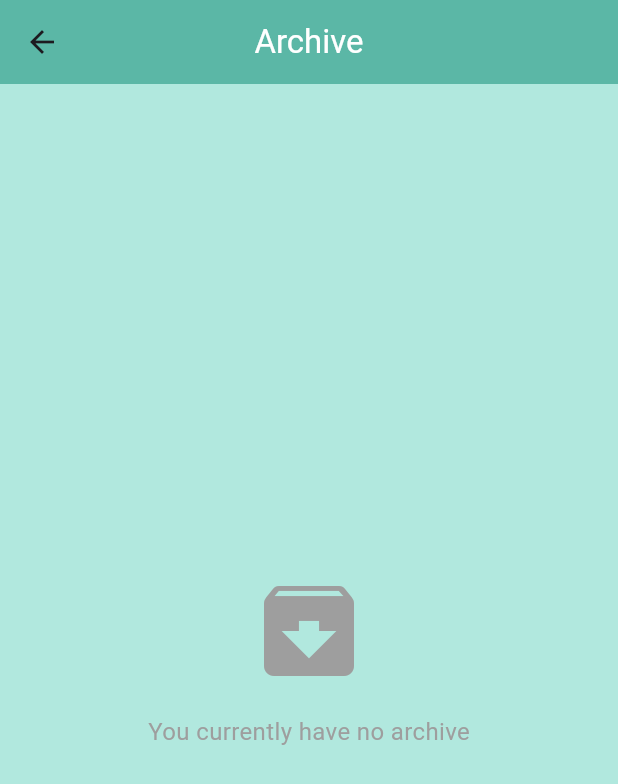
After one commit to leviticuz/budgy, a Flutter app: the HomePage screen opened directly, after a tap on the "archive" icon, on a phone screen of 412 x 824 dp. The commit adds this screen. Shown: the top 784 px of the screen. Run offline on Flutter 3.47's test engine with Material 3 defaults, Android fonts, the light colour scheme and no system bars; our stand-ins replace firebase_core, firebase_database, fl_chart, fluttertoast, lottie, shared_preferences and 1 more; accounts and stored records are empty.

Commit message:
archive and notification

```diff
--- /dev/null
+++ b/lib/archiveScreen.dart
@@ -0,0 +1,34 @@
+import 'package:flutter/material.dart';
+
+class ArchiveScreen extends StatelessWidget {
+  @override
+  Widget build(BuildContext context) {
+    return Scaffold(
+      backgroundColor: Color(0xFFB1E8DE),
+      appBar: AppBar(
+        backgroundColor: Color(0xFF5BB7A6),
+        title: Text(
+          'Archive',
+          style: TextStyle(color: Colors.white),
+        ),
+        centerTitle: true,
+      ),
+      body: Center(
+        child: Column(
+          mainAxisAlignment: MainAxisAlignment.center,
+          children: [
+            Icon(Icons.archive, size: 80 , color: Colors.grey),
+            SizedBox(height: 16),
+            Text(
+              'You currently have no archive',
+              style: TextStyle(
+                fontSize: 16,
+                color: Colors.grey,
+              ),
+            ),
+          ],
+        ),
+      ),
+    );
+  }
+}
--- a/lib/homePage.dart
+++ b/lib/homePage.dart
@@ -11,6 +11,7 @@ import 'dashboard.dart';
 import 'shared_prefs_helper.dart';
 import 'package:fluttertoast/fluttertoast.dart';
 import 'notifications_screen.dart';
+import 'archiveScreen.dart';
 
 class HomePage extends StatefulWidget {
   @override
@@ -339,16 +340,16 @@ class _HomePageState extends State<HomePage> {
           actions: [
             if (_selectedIndex != 1)
               IconButton(
-                icon: Icon(Icons.notifications, color: Colors.white),
+                icon: Icon(Icons.archive, color: Colors.white),
                 onPressed: () {
-                  // Navigate to the NotificationsScreen when the bell icon is tapped
+                  // Navigate to the ArchiveScreen when the archive icon is tapped
                   Navigator.push(
                     context,
-                    MaterialPageRoute(
-                        builder: (context) => NotificationsScreen()),
+                    MaterialPageRoute(builder: (context) => ArchiveScreen()),
                   );
                 },
               ),
+
             if (_selectedIndex == 1)
               TextButton(
                 onPressed: () {
@@ -391,16 +392,23 @@ class _HomePageState extends State<HomePage> {
           backgroundColor: Colors.white,
           elevation: 0,
           currentIndex: _selectedIndex,
-          onTap: _onBottomNavTapped,
+          onTap: (index) {
+            if (index == 1) { // Assuming the second item was the "Create" button
+              Navigator.push(
+                context,
+                MaterialPageRoute(builder: (context) => NotificationsScreen()),
+              );
+            } else {
+              _onBottomNavTapped(index);
+            }
+          },
           selectedItemColor: Colors.teal,
           unselectedItemColor: Colors.teal.shade900,
           items: [
             BottomNavigationBarItem(icon: Icon(Icons.home), label: 'Home'),
-            BottomNavigationBarItem(
-                icon: Icon(Icons.add_circle_outline), label: 'Create'),
+            BottomNavigationBarItem(icon: Icon(Icons.notifications), label: 'Notification'),
             BottomNavigationBarItem(icon: Icon(Icons.search), label: 'Search'),
-            BottomNavigationBarItem(
-                icon: Icon(Icons.dashboard), label: 'Dashboard'),
+            BottomNavigationBarItem(icon: Icon(Icons.dashboard), label: 'Dashboard'),
           ],
         ),
       ),
```
